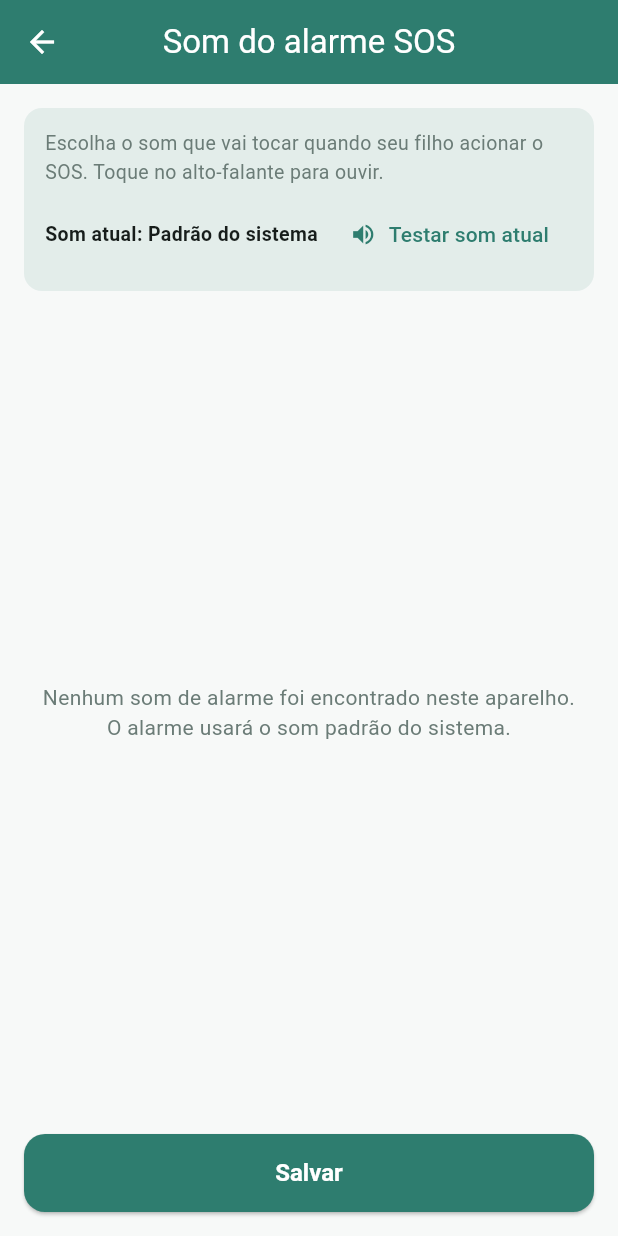
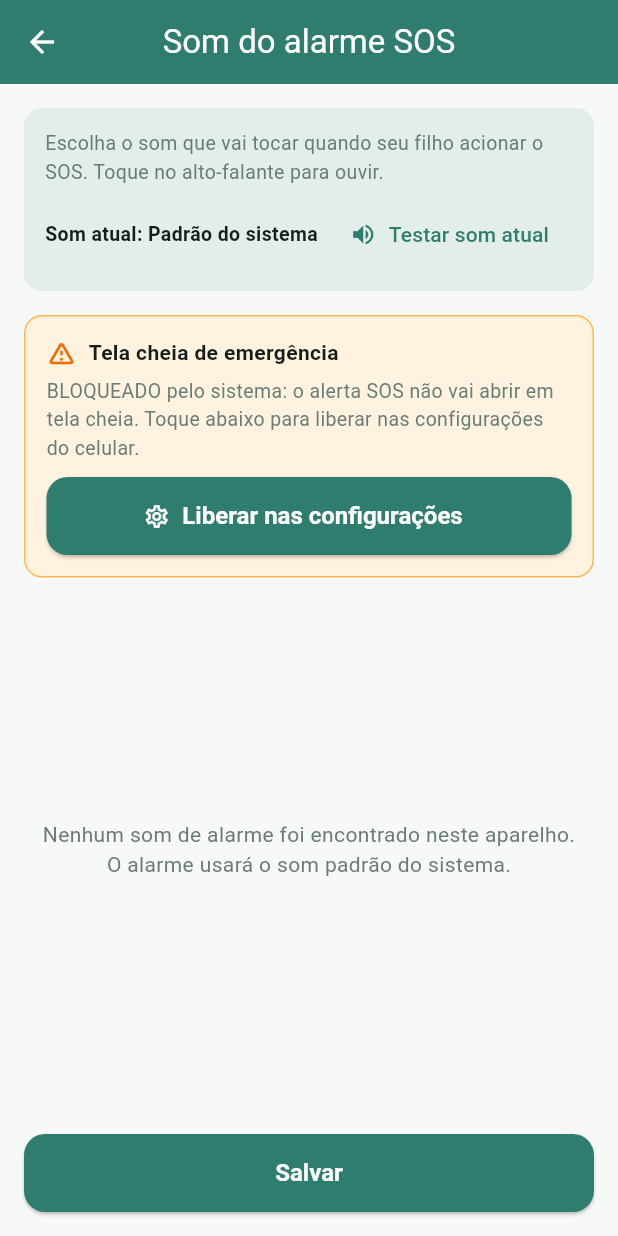
Before and after one commit to Natanpapai/meu-filho-seguro, a Flutter app: the AlarmSoundScreen screen opened directly, on a phone screen of 412 x 824 dp. Run offline on Flutter 3.47's test engine with Material 3 defaults, Android fonts, the phone set to English and light mode, and no system bars; our stand-ins replace battery_plus, cloud_firestore, connectivity_plus, firebase_auth, firebase_core, flutter_map and 4 more; accounts and stored records are empty.

Commit message:
Add lib/screens/alarm_sound_screen.dart

```diff
--- a/lib/screens/alarm_sound_screen.dart
+++ b/lib/screens/alarm_sound_screen.dart
@@ -28,6 +28,7 @@ class _AlarmSoundScreenState extends State<AlarmSoundScreen> {
   String? _previewingUri;
   bool _loading = true;
   bool _testing = false;
+  bool? _fullScreenGranted;
 
   @override
   void initState() {
@@ -38,12 +39,22 @@ class _AlarmSoundScreenState extends State<AlarmSoundScreen> {
   Future<void> _load() async {
     final sounds = await SosAlarmService.getAlarmSounds();
     final saved = await SosAlarmService.getSavedAlarmSound();
+    final fullScreen = await SosAlarmService.canUseFullScreenIntent();
     if (!mounted) return;
     setState(() {
       _sounds = sounds;
       _selectedUri = saved;
+      _fullScreenGranted = fullScreen;
       _loading = false;
     });
+  }
+
+  /// Re-verifica a permissão ao voltar das configurações do sistema.
+  Future<void> _openFullScreenSettings() async {
+    await SosAlarmService.openFullScreenIntentSettings();
+    await Future.delayed(const Duration(seconds: 1));
+    final fullScreen = await SosAlarmService.canUseFullScreenIntent();
+    if (mounted) setState(() => _fullScreenGranted = fullScreen);
   }
 
   /// Nome do som correspondente ao URI (para mostrar o atual).
@@ -146,6 +157,75 @@ class _AlarmSoundScreenState extends State<AlarmSoundScreen> {
                     ],
                   ),
                 ),
+                // Permissão de tela cheia: sem ela (Android 14+), a tela
+                // de emergência estilo Defesa Civil não abre por cima da
+                // tela bloqueada — o usuário precisa liberar no sistema.
+                Container(
+                  width: double.infinity,
+                  margin:
+                      const EdgeInsets.symmetric(horizontal: 16),
+                  padding: const EdgeInsets.all(14),
+                  decoration: BoxDecoration(
+                    color: (_fullScreenGranted ?? true)
+                        ? AppTheme.primary.withValues(alpha: 0.1)
+                        : const Color(0xFFFFF3E0),
+                    borderRadius: BorderRadius.circular(12),
+                    border: Border.all(
+                      color: (_fullScreenGranted ?? true)
+                          ? AppTheme.primary.withValues(alpha: 0.3)
+                          : const Color(0xFFFFB74D),
+                    ),
+                  ),
+                  child: Column(
+                    crossAxisAlignment: CrossAxisAlignment.start,
+                    children: [
+                      Row(
+                        children: [
+                          Icon(
+                            (_fullScreenGranted ?? true)
+                                ? Icons.check_circle_outline
+                                : Icons.warning_amber_rounded,
+                            color: (_fullScreenGranted ?? true)
+                                ? AppTheme.primary
+                                : const Color(0xFFEF6C00),
+                            size: 20,
+                          ),
+                          const SizedBox(width: 8),
+                          const Expanded(
+                            child: Text(
+                              'Tela cheia de emergência',
+                              style: TextStyle(
+                                  fontSize: 14,
+                                  fontWeight: FontWeight.w600),
+                            ),
+                          ),
+                        ],
+                      ),
+                      const SizedBox(height: 6),
+                      Text(
+                        (_fullScreenGranted ?? true)
+                            ? 'Liberado: o alerta SOS abre em tela cheia mesmo com o celular bloqueado.'
+                            : 'BLOQUEADO pelo sistema: o alerta SOS não vai abrir em tela cheia. Toque abaixo para liberar nas configurações do celular.',
+                        style: const TextStyle(
+                            fontSize: 13, color: AppTheme.textMuted),
+                      ),
+                      if (!(_fullScreenGranted ?? true)) ...[
+                        const SizedBox(height: 10),
+                        SizedBox(
+                          width: double.infinity,
+                          child: ElevatedButton.icon(
+                            onPressed: _openFullScreenSettings,
+                            icon: const Icon(Icons.settings_outlined,
+                                size: 18),
+                            label: const Text(
+                                'Liberar nas configurações'),
+                          ),
+                        ),
+                      ],
+                    ],
+                  ),
+                ),
+                const SizedBox(height: 8),
                 if (_sounds.isEmpty)
                   const Expanded(
                     child: Center(
```
